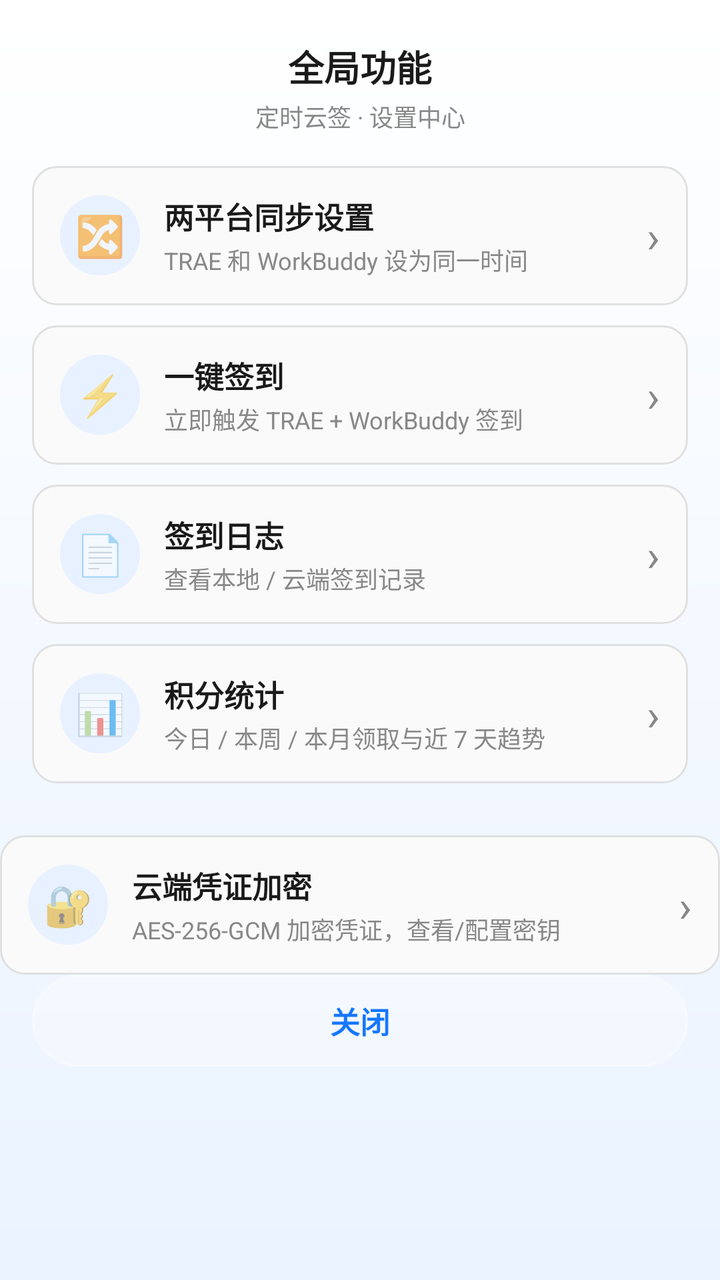
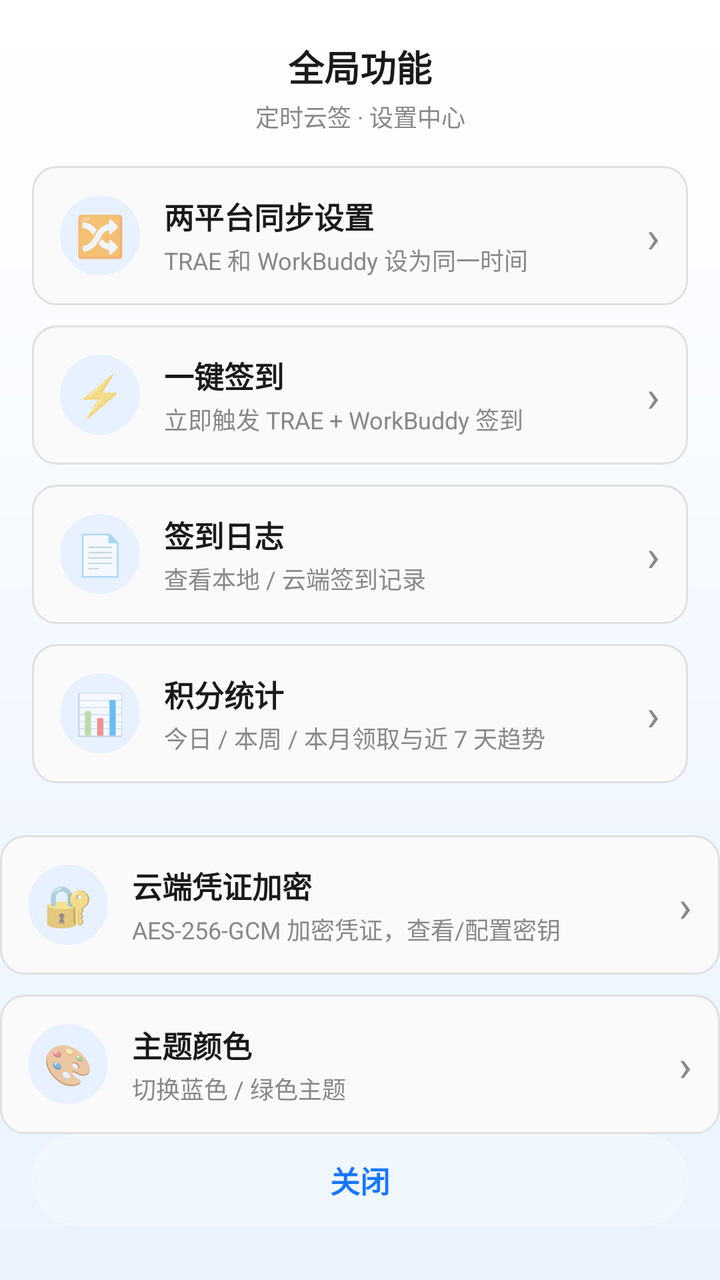

Two renders of the same Android screen: before a commit and after it. Below are the layout's source before the change and the commit's diff.
<!-- AndroidManifest.xml: application theme Theme.SignApp -->
<!-- res/layout/dialog_settings.xml -->
<?xml version="1.0" encoding="utf-8"?>
<LinearLayout xmlns:android="http://schemas.android.com/apk/res/android"
    android:layout_width="match_parent"
    android:layout_height="wrap_content"
    android:orientation="vertical"
    android:background="@drawable/bg_dialog_light"
    android:paddingTop="20dp"
    android:paddingBottom="8dp">

    
    <TextView
        android:layout_width="match_parent"
        android:layout_height="wrap_content"
        android:gravity="center"
        android:text="全局功能"
        android:textColor="@color/text_primary"
        android:textSize="18sp"
        android:textStyle="bold" />

    <TextView
        android:layout_width="match_parent"
        android:layout_height="wrap_content"
        android:layout_marginTop="3dp"
        android:gravity="center"
        android:text="定时云签 · 设置中心"
        android:textColor="@color/gray"
        android:textSize="12sp" />

    
    <LinearLayout
        android:layout_width="match_parent"
        android:layout_height="wrap_content"
        android:orientation="vertical"
        android:padding="16dp">

        
        <LinearLayout
            android:id="@+id/btnSyncSchedule"
            android:layout_width="match_parent"
            android:layout_height="wrap_content"
            android:orientation="horizontal"
            android:gravity="center_vertical"
            android:background="@drawable/bg_card"
            android:padding="14dp"
            android:layout_marginBottom="10dp">

            <TextView
                android:layout_width="40dp"
                android:layout_height="40dp"
                android:background="@drawable/bg_icon_circle"
                android:gravity="center"
                android:text="🔀"
                android:textSize="20sp" />

            <LinearLayout
                android:layout_width="0dp"
                android:layout_height="wrap_content"
                android:layout_weight="1"
                android:orientation="vertical"
                android:layout_marginStart="12dp">

                <TextView
                    android:layout_width="wrap_content"
                    android:layout_height="wrap_content"
                    android:text="两平台同步设置"
                    android:textColor="@color/text_primary"
                    android:textSize="15sp"
                    android:textStyle="bold" />

                <TextView
                    android:layout_width="wrap_content"
                    android:layout_height="wrap_content"
                    android:layout_marginTop="2dp"
                    android:text="TRAE 和 WorkBuddy 设为同一时间"
                    android:textColor="@color/gray"
                    android:textSize="12sp" />
            </LinearLayout>

            <TextView
                android:layout_width="wrap_content"
                android:layout_height="wrap_content"
                android:text="›"
                android:textColor="@color/gray"
                android:textSize="22sp" />
        </LinearLayout>

        
        <LinearLayout
            android:id="@+id/btnQuickCheckin"
            android:layout_width="match_parent"
            android:layout_height="wrap_content"
            android:orientation="horizontal"
            android:gravity="center_vertical"
            android:background="@drawable/bg_card"
            android:padding="14dp"
            android:layout_marginBottom="10dp">

            <TextView
                android:layout_width="40dp"
                android:layout_height="40dp"
                android:background="@drawable/bg_icon_circle"
                android:gravity="center"
                android:text="⚡"
                android:textSize="20sp" />

            <LinearLayout
                android:layout_width="0dp"
                android:layout_height="wrap_content"
                android:layout_weight="1"
                android:orientation="vertical"
                android:layout_marginStart="12dp">

                <TextView
                    android:layout_width="wrap_content"
                    android:layout_height="wrap_content"
                    android:text="一键签到"
                    android:textColor="@color/text_primary"
                    android:textSize="15sp"
                    android:textStyle="bold" />

                <TextView
                    android:layout_width="wrap_content"
                    android:layout_height="wrap_content"
                    android:layout_marginTop="2dp"
                    android:text="立即触发 TRAE + WorkBuddy 签到"
                    android:textColor="@color/gray"
                    android:textSize="12sp" />
            </LinearLayout>

            <TextView
                android:layout_width="wrap_content"
                android:layout_height="wrap_content"
                android:text="›"
                android:textColor="@color/gray"
                android:textSize="22sp" />
        </LinearLayout>

        
        <LinearLayout
            android:id="@+id/btnLogsEntry"
            android:layout_width="match_parent"
            android:layout_height="wrap_content"
            android:orientation="horizontal"
            android:gravity="center_vertical"
            android:background="@drawable/bg_card"
            android:padding="14dp">

            <TextView
                android:layout_width="40dp"
                android:layout_height="40dp"
                android:background="@drawable/bg_icon_circle"
                android:gravity="center"
                android:text="📄"
                android:textSize="20sp" />

            <LinearLayout
                android:layout_width="0dp"
                android:layout_height="wrap_content"
                android:layout_weight="1"
                android:orientation="vertical"
                android:layout_marginStart="12dp">

                <TextView
                    android:layout_width="wrap_content"
                    android:layout_height="wrap_content"
                    android:text="签到日志"
                    android:textColor="@color/text_primary"
                    android:textSize="15sp"
                    android:textStyle="bold" />

                <TextView
                    android:layout_width="wrap_content"
                    android:layout_height="wrap_content"
                    android:layout_marginTop="2dp"
                    android:text="查看本地 / 云端签到记录"
                    android:textColor="@color/gray"
                    android:textSize="12sp" />
            </LinearLayout>

            <TextView
                android:layout_width="wrap_content"
                android:layout_height="wrap_content"
                android:text="›"
                android:textColor="@color/gray"
                android:textSize="22sp" />
        </LinearLayout>

        
        <LinearLayout
            android:id="@+id/btnStatsEntry"
            android:layout_width="match_parent"
            android:layout_height="wrap_content"
            android:orientation="horizontal"
            android:gravity="center_vertical"
            android:background="@drawable/bg_card"
            android:padding="14dp"
            android:layout_marginTop="10dp">

            <TextView
                android:layout_width="40dp"
                android:layout_height="40dp"
                android:background="@drawable/bg_icon_circle"
                android:gravity="center"
                android:text="📊"
                android:textSize="20sp" />

            <LinearLayout
                android:layout_width="0dp"
                android:layout_height="wrap_content"
                android:layout_weight="1"
                android:orientation="vertical"
                android:layout_marginStart="12dp">

                <TextView
                    android:layout_width="wrap_content"
                    android:layout_height="wrap_content"
                    android:text="积分统计"
                    android:textColor="@color/text_primary"
                    android:textSize="15sp"
                    android:textStyle="bold" />

                <TextView
                    android:layout_width="wrap_content"
                    android:layout_height="wrap_content"
                    android:layout_marginTop="2dp"
                    android:text="今日 / 本周 / 本月领取与近 7 天趋势"
                    android:textColor="@color/gray"
                    android:textSize="12sp" />
            </LinearLayout>

            <TextView
                android:layout_width="wrap_content"
                android:layout_height="wrap_content"
                android:text="›"
                android:textColor="@color/gray"
                android:textSize="22sp" />
        </LinearLayout>

    </LinearLayout>

        
        <LinearLayout
            android:id="@+id/btnCryptoEntry"
            android:layout_width="match_parent"
            android:layout_height="wrap_content"
            android:orientation="horizontal"
            android:gravity="center_vertical"
            android:background="@drawable/bg_card"
            android:padding="14dp"
            android:layout_marginTop="10dp">

            <TextView
                android:layout_width="40dp"
                android:layout_height="40dp"
                android:background="@drawable/bg_icon_circle"
                android:gravity="center"
                android:text="🔐"
                android:textSize="20sp" />

            <LinearLayout
                android:layout_width="0dp"
                android:layout_height="wrap_content"
                android:layout_weight="1"
                android:orientation="vertical"
                android:layout_marginStart="12dp">

                <TextView
                    android:layout_width="wrap_content"
                    android:layout_height="wrap_content"
                    android:text="云端凭证加密"
                    android:textColor="@color/text_primary"
                    android:textSize="15sp"
                    android:textStyle="bold" />

                <TextView
                    android:layout_width="wrap_content"
                    android:layout_height="wrap_content"
                    android:layout_marginTop="2dp"
                    android:text="AES-256-GCM 加密凭证，查看/配置密钥"
                    android:textColor="@color/gray"
                    android:textSize="12sp" />
            </LinearLayout>

            <TextView
                android:layout_width="wrap_content"
                android:layout_height="wrap_content"
                android:text="›"
                android:textColor="@color/gray"
                android:textSize="22sp" />
        </LinearLayout>


    
    <TextView
        android:id="@+id/btnCloseSettings"
        android:layout_width="match_parent"
        android:layout_height="wrap_content"
        android:layout_marginLeft="16dp"
        android:layout_marginRight="16dp"
        android:layout_marginBottom="12dp"
        android:background="@drawable/bg_badge"
        android:gravity="center"
        android:padding="12dp"
        android:text="关闭"
        android:textColor="@color/primary"
        android:textSize="15sp"
        android:textStyle="bold" />
</LinearLayout>
<!-- resources referenced by this layout -->
<resources>
  <color name="gray">#888888</color>
  <color name="primary">#1677FF</color>
  <color name="text_primary">#1A1A1A</color>
  <!-- drawable bg_badge (drawable) -->
  <?xml version="1.0" encoding="utf-8"?>
  <shape xmlns:android="http://schemas.android.com/apk/res/android">
      <solid android:color="#40FFFFFF" />
      <corners android:radius="999dp" />
      <stroke android:width="1dp" android:color="#66FFFFFF" />
  </shape>
  <!-- drawable bg_card (drawable) -->
  <?xml version="1.0" encoding="utf-8"?>
  <shape xmlns:android="http://schemas.android.com/apk/res/android">
      <solid android:color="@color/card_bg" />
      <corners android:radius="12dp" />
      <stroke android:width="1dp" android:color="@color/divider" />
  </shape>
  <!-- drawable bg_dialog_light (drawable) -->
  <?xml version="1.0" encoding="utf-8"?>
  <shape xmlns:android="http://schemas.android.com/apk/res/android"
      android:shape="rectangle">
      <gradient
          android:angle="270"
          android:startColor="@color/surface_start"
          android:endColor="@color/surface_end" />
  </shape>
  <!-- drawable bg_icon_circle (drawable) -->
  <?xml version="1.0" encoding="utf-8"?>
  <shape xmlns:android="http://schemas.android.com/apk/res/android"
      android:shape="oval">
      <solid android:color="#E8F1FF" />
  </shape>
  <style name="Theme.SignApp" parent="Theme.MaterialComponents.DayNight.NoActionBar">
          <item name="colorPrimary">@color/primary</item>
          <item name="colorPrimaryVariant">@color/primary_dark</item>
          <item name="colorOnPrimary">@color/white</item>
          <item name="android:statusBarColor">@color/gradient_start</item>
          <item name="android:windowBackground">@color/white</item>
      </style>
  <color name="card_bg">#FAFAFA</color>
  <color name="divider">#E0E0E0</color>
  <color name="surface_start">#FFFFFF</color>
  <color name="surface_end">#EAF3FF</color>
  <color name="primary_dark">#0E5FCC</color>
  <color name="white">#FFFFFF</color>
  <color name="gradient_start">#3B8BFF</color>
</resources>

<!-- the commit's change to res/layout/dialog_settings.xml (unified diff, before → after) -->
@@ -277,6 +277,58 @@
                     android:layout_height="wrap_content"
                     android:layout_marginTop="2dp"
                     android:text="AES-256-GCM 加密凭证，查看/配置密钥"
+                    android:textColor="@color/gray"
+                    android:textSize="12sp" />
+            </LinearLayout>
+
+            <TextView
+                android:layout_width="wrap_content"
+                android:layout_height="wrap_content"
+                android:text="›"
+                android:textColor="@color/gray"
+                android:textSize="22sp" />
+        </LinearLayout>
+
+
+        
+        <LinearLayout
+            android:id="@+id/btnThemeEntry"
+            android:layout_width="match_parent"
+            android:layout_height="wrap_content"
+            android:orientation="horizontal"
+            android:gravity="center_vertical"
+            android:background="@drawable/bg_card"
+            android:padding="14dp"
+            android:layout_marginTop="10dp">
+
+            <TextView
+                android:layout_width="40dp"
+                android:layout_height="40dp"
+                android:background="@drawable/bg_icon_circle"
+                android:gravity="center"
+                android:text="🎨"
+                android:textSize="20sp" />
+
+            <LinearLayout
+                android:layout_width="0dp"
+                android:layout_height="wrap_content"
+                android:layout_weight="1"
+                android:orientation="vertical"
+                android:layout_marginStart="12dp">
+
+                <TextView
+                    android:layout_width="wrap_content"
+                    android:layout_height="wrap_content"
+                    android:text="主题颜色"
+                    android:textColor="@color/text_primary"
+                    android:textSize="15sp"
+                    android:textStyle="bold" />
+
+                <TextView
+                    android:layout_width="wrap_content"
+                    android:layout_height="wrap_content"
+                    android:layout_marginTop="2dp"
+                    android:text="切换蓝色 / 绿色主题"
                     android:textColor="@color/gray"
                     android:textSize="12sp" />
             </LinearLayout>
